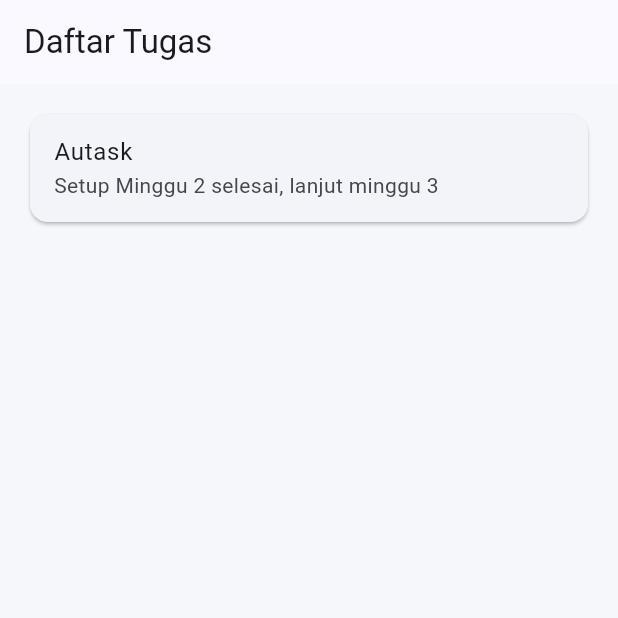
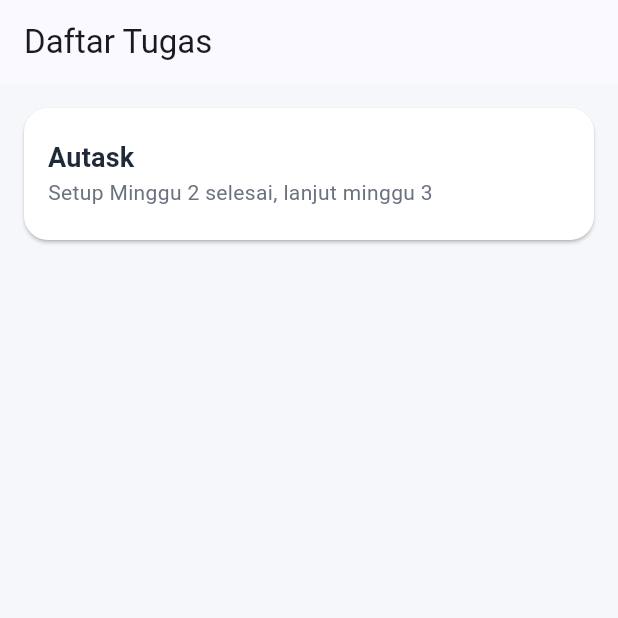
Before and after one commit to bri-anadi/autask, a Flutter app: the screen it shows after launch, on a phone screen of 412 x 824 dp, the top half of it. Run offline on Flutter 3.47's test engine with Material 3 defaults, Android fonts, the phone set to English and light mode, and no system bars; our stand-ins replace equatable, flutter_bloc, get_it.

Commit message:
feat(ui): add reusable design tokens

```diff
--- /dev/null
+++ b/lib/app/theme/app_colors.dart
@@ -0,0 +1,11 @@
+import 'package:flutter/material.dart';
+
+class AppColors {
+  const AppColors._();
+
+  static const Color primary = Color(0xFF2266CC);
+  static const Color background = Color(0xFFF5F7FA);
+  static const Color surface = Color(0xFFFFFFFF);
+  static const Color textPrimary = Color(0xFF1F2937);
+  static const Color textSecondary = Color(0xFF6B7280);
+}
--- /dev/null
+++ b/lib/app/theme/app_radius.dart
@@ -0,0 +1,7 @@
+class AppRadius {
+  const AppRadius._();
+
+  static const double sm = 8;
+  static const double md = 12;
+  static const double lg = 16;
+}
--- /dev/null
+++ b/lib/app/theme/app_spacing.dart
@@ -0,0 +1,9 @@
+class AppSpacing {
+  const AppSpacing._();
+
+  static const double xs = 4;
+  static const double sm = 8;
+  static const double md = 16;
+  static const double lg = 24;
+  static const double xl = 32;
+}
--- a/lib/app/theme/app_theme.dart
+++ b/lib/app/theme/app_theme.dart
@@ -1,13 +1,31 @@
+import 'package:autask/app/theme/app_colors.dart';
+import 'package:autask/app/theme/app_radius.dart';
+import 'package:autask/app/theme/app_typography.dart';
 import 'package:flutter/material.dart';
 
 class AppTheme {
   const AppTheme._();
 
   static ThemeData light() {
+    final ColorScheme colorScheme = ColorScheme.fromSeed(
+      seedColor: AppColors.primary,
+    );
+
     return ThemeData(
       useMaterial3: true,
-      colorScheme: ColorScheme.fromSeed(seedColor: const Color(0xFF2266CC)),
-      scaffoldBackgroundColor: const Color(0xFFF5F7FA),
+      colorScheme: colorScheme,
+      scaffoldBackgroundColor: AppColors.background,
+      textTheme: const TextTheme(
+        titleMedium: AppTypography.titleMedium,
+        bodyMedium: AppTypography.bodyMedium,
+      ),
+      cardTheme: CardThemeData(
+        color: AppColors.surface,
+        margin: EdgeInsets.zero,
+        shape: RoundedRectangleBorder(
+          borderRadius: BorderRadius.circular(AppRadius.lg),
+        ),
+      ),
     );
   }
 }
--- /dev/null
+++ b/lib/app/theme/app_typography.dart
@@ -0,0 +1,18 @@
+import 'package:autask/app/theme/app_colors.dart';
+import 'package:flutter/material.dart';
+
+class AppTypography {
+  const AppTypography._();
+
+  static const TextStyle titleMedium = TextStyle(
+    fontSize: 18,
+    fontWeight: FontWeight.w700,
+    color: AppColors.textPrimary,
+  );
+
+  static const TextStyle bodyMedium = TextStyle(
+    fontSize: 14,
+    fontWeight: FontWeight.w400,
+    color: AppColors.textSecondary,
+  );
+}
--- a/lib/core/widgets/app_section_card.dart
+++ b/lib/core/widgets/app_section_card.dart
@@ -1,3 +1,4 @@
+import 'package:autask/app/theme/app_spacing.dart';
 import 'package:flutter/material.dart';
 
 class AppSectionCard extends StatelessWidget {
@@ -13,7 +14,14 @@ class AppSectionCard extends StatelessWidget {
   @override
   Widget build(BuildContext context) {
     return Card(
-      child: ListTile(title: Text(title), subtitle: Text(subtitle)),
+      child: ListTile(
+        contentPadding: const EdgeInsets.symmetric(
+          horizontal: AppSpacing.md,
+          vertical: AppSpacing.sm,
+        ),
+        title: Text(title, style: Theme.of(context).textTheme.titleMedium),
+        subtitle: Text(subtitle, style: Theme.of(context).textTheme.bodyMedium),
+      ),
     );
   }
 }
--- a/lib/features/task/presentation/pages/task_home_page.dart
+++ b/lib/features/task/presentation/pages/task_home_page.dart
@@ -1,3 +1,4 @@
+import 'package:autask/app/theme/app_spacing.dart';
 import 'package:autask/core/constants/app_strings.dart';
 import 'package:autask/core/widgets/app_section_card.dart';
 import 'package:flutter/material.dart';
@@ -10,7 +11,7 @@ class TaskHomePage extends StatelessWidget {
     return Scaffold(
       appBar: AppBar(title: const Text(AppStrings.taskPageTitle)),
       body: const Padding(
-        padding: EdgeInsets.all(16),
+        padding: EdgeInsets.all(AppSpacing.md),
         child: Column(
           crossAxisAlignment: CrossAxisAlignment.stretch,
           children: <Widget>[
```
